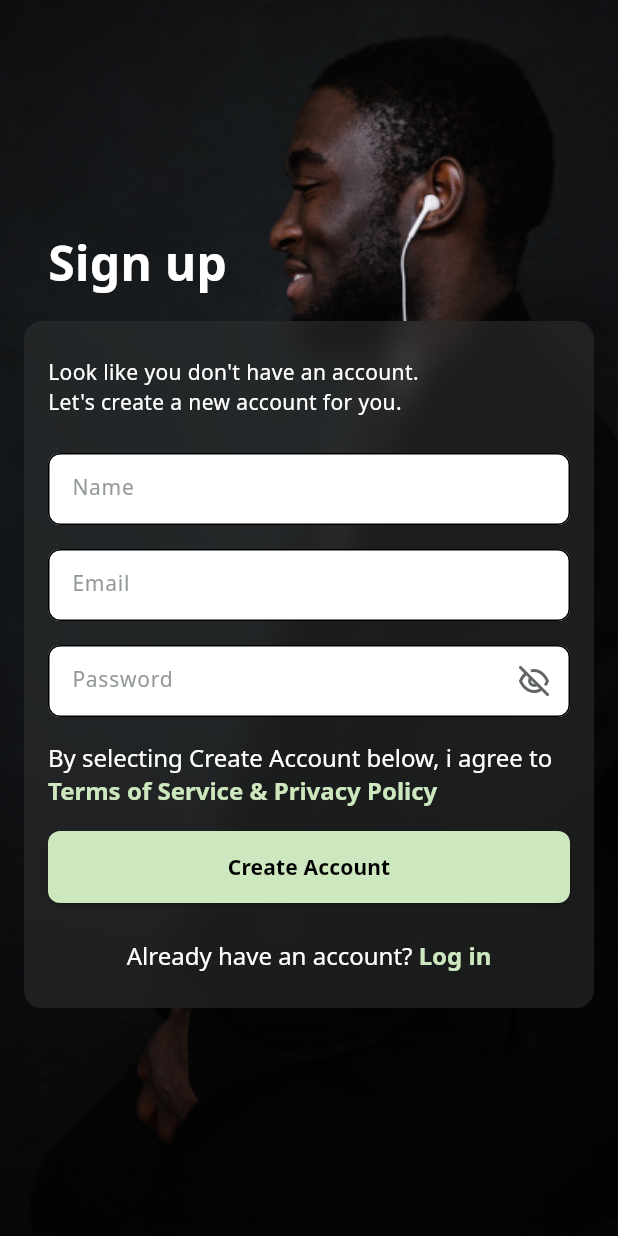
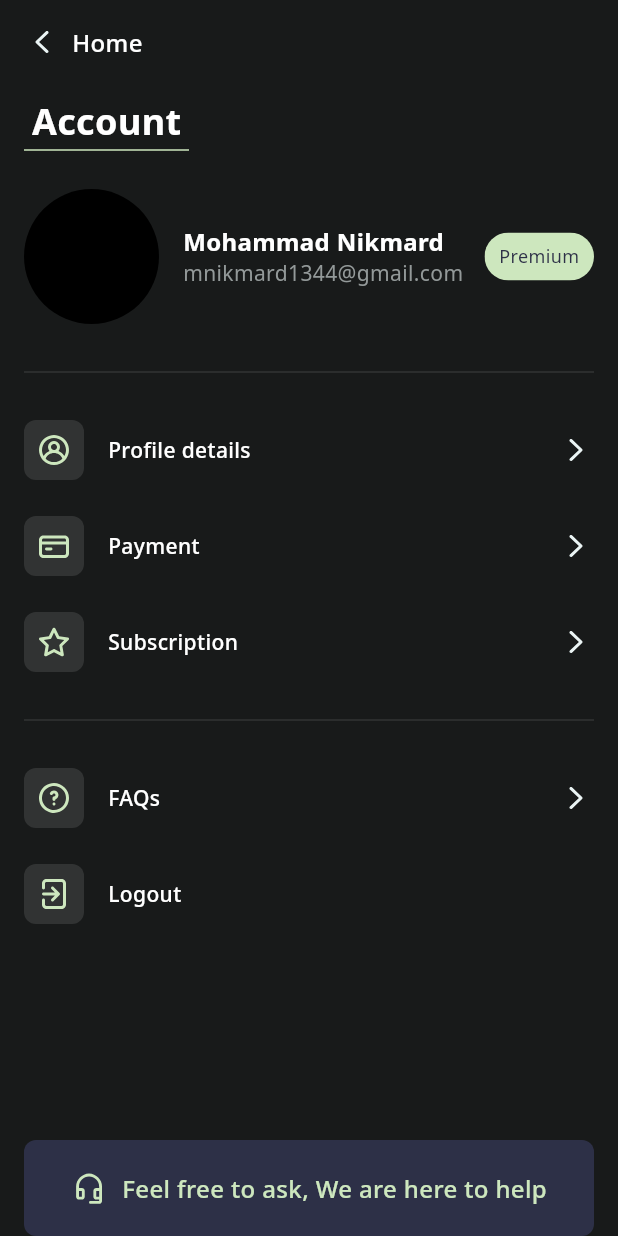
Before and after one commit to Mohammad-Nikmard/Book-Nexus, a Flutter app: the screen it shows after launch, on a phone screen of 412 x 824 dp. Run offline on Flutter 3.47's test engine with Material 3 defaults, Android fonts, the phone set to English and light mode, and no system bars; our stand-ins replace flutter_staggered_animations, flutter_svg.

Commit message:
feature: add account screen

```diff
--- a/lib/main.dart
+++ b/lib/main.dart
@@ -1,4 +1,4 @@
-import 'package:book_nexsus/ui/signup_screen.dart';
+import 'package:book_nexsus/ui/account_screen.dart';
 import 'package:flutter/material.dart';
 
 void main() {
@@ -12,7 +12,7 @@ class MyApp extends StatelessWidget {
   Widget build(BuildContext context) {
     return const MaterialApp(
       debugShowCheckedModeBanner: false,
-      home: SignupScreen(),
+      home: AccountScreen(),
     );
   }
 }
--- /dev/null
+++ b/lib/ui/account_screen.dart
@@ -0,0 +1,284 @@
+import 'package:book_nexsus/constants/constants.dart';
+import 'package:book_nexsus/widgets/custom_back_button.dart';
+import 'package:flutter/material.dart';
+import 'package:flutter_staggered_animations/flutter_staggered_animations.dart';
+import 'package:flutter_svg/svg.dart';
+
+class AccountScreen extends StatelessWidget {
+  const AccountScreen({super.key});
+
+  @override
+  Widget build(BuildContext context) {
+    return Scaffold(
+      backgroundColor: AppColors.background,
+      body: SafeArea(
+        child: Padding(
+          padding: const EdgeInsets.symmetric(horizontal: 16),
+          child: Column(
+            crossAxisAlignment: CrossAxisAlignment.start,
+            children: [
+              const SizedBox(height: 16),
+              const CustomBackIcon(
+                text: 'Home',
+              ),
+              const SizedBox(height: 24),
+              const SizedBox(
+                width: 110,
+                child: Column(
+                  children: [
+                    Text(
+                      'Account',
+                      style: TextStyle(
+                        fontFamily: 'NB',
+                        fontSize: 24,
+                        color: AppColors.white,
+                      ),
+                    ),
+                    Divider(
+                      thickness: 1,
+                      color: AppColors.greenAccent,
+                      height: 4.0,
+                    ),
+                  ],
+                ),
+              ),
+              const SizedBox(height: 24),
+              const Row(
+                children: [
+                  CircleAvatar(
+                    radius: 45,
+                    backgroundColor: AppColors.black,
+                  ),
+                  SizedBox(width: 16),
+                  Column(
+                    crossAxisAlignment: CrossAxisAlignment.start,
+                    children: [
+                      Text(
+                        'Mohammad Nikmard',
+                        style: TextStyle(
+                          fontFamily: 'NB',
+                          fontSize: 16,
+                          color: AppColors.white,
+                        ),
+                      ),
+                      Text(
+                        'mnikmard1344@gmail.com',
+                        style: TextStyle(
+                          fontFamily: 'NR',
+                          fontSize: 14,
+                          color: AppColors.greyLight,
+                        ),
+                      ),
+                    ],
+                  ),
+                  Spacer(),
+                  ClipRRect(
+                    borderRadius: BorderRadius.all(
+                      Radius.circular(20),
+                    ),
+                    child: SizedBox(
+                      height: 32,
+                      width: 73,
+                      child: ColoredBox(
+                        color: AppColors.greenAccent,
+                        child: Center(
+                          child: Text(
+                            'Premium',
+                            style: TextStyle(
+                              fontSize: 12,
+                              color: AppColors.blueBG,
+                              fontFamily: 'NR',
+                            ),
+                          ),
+                        ),
+                      ),
+                    ),
+                  )
+                ],
+              ),
+              const SizedBox(height: 24),
+              const Divider(
+                color: AppColors.greyDark,
+                thickness: 1,
+              ),
+              const SizedBox(height: 24),
+              _AccountOptionRow(
+                title: 'Profile details',
+                icon: 'icon_user',
+                onTapped: () {},
+                showArrow: true,
+              ),
+              _AccountOptionRow(
+                title: 'Payment',
+                icon: 'icon_payment',
+                onTapped: () {},
+                showArrow: true,
+              ),
+              _AccountOptionRow(
+                title: 'Subscription',
+                icon: 'icon_subsription',
+                onTapped: () {},
+                showArrow: true,
+              ),
+              const Divider(
+                color: AppColors.greyDark,
+                thickness: 1,
+              ),
+              const SizedBox(height: 24),
+              _AccountOptionRow(
+                title: 'FAQs',
+                icon: 'icon_faq',
+                onTapped: () {},
+                showArrow: true,
+              ),
+              _AccountOptionRow(
+                title: 'Logout',
+                icon: 'icon_logout',
+                onTapped: () {},
+                showArrow: false,
+              ),
+              const Spacer(),
+              const _SupportBox(),
+            ],
+          ),
+        ),
+      ),
+    );
+  }
+}
+
+class _SupportBox extends StatelessWidget {
+  const _SupportBox();
+
+  @override
+  Widget build(BuildContext context) {
+    return ClipRRect(
+      borderRadius: const BorderRadius.all(
+        Radius.circular(8),
+      ),
+      child: SizedBox(
+        height: 64,
+        width: double.infinity,
+        child: ColoredBox(
+          color: AppColors.blueBG,
+          child: Row(
+            mainAxisAlignment: MainAxisAlignment.center,
+            children: [
+              SvgPicture.asset(
+                'assets/images/icon_support.svg',
+                height: 24,
+                width: 24,
+              ),
+              const SizedBox(width: 10),
+              const Text(
+                'Feel free to ask, We are here to help',
+                style: TextStyle(
+                  fontFamily: 'NM',
+                  fontSize: 16,
+                  color: AppColors.greenAccent,
+                ),
+              ),
+            ],
+          ),
+        ),
+      ),
+    );
+  }
+}
+
+class _AccountOptionBox extends StatelessWidget {
+  const _AccountOptionBox({
+    required this.icon,
+  });
+  final String icon;
+
+  @override
+  Widget build(BuildContext context) {
+    return ClipRRect(
+      borderRadius: const BorderRadius.all(
+        Radius.circular(8),
+      ),
+      child: SizedBox(
+        height: 40,
+        width: 40,
+        child: ColoredBox(
+          color: AppColors.greyDark,
+          child: Center(
+            child: SvgPicture.asset(
+              'assets/images/$icon.svg',
+              height: 24,
+              width: 24,
+            ),
+          ),
+        ),
+      ),
+    );
+  }
+}
+
+class _AccountOptionRow extends StatelessWidget {
+  const _AccountOptionRow({
+    required this.title,
+    required this.icon,
+    required this.onTapped,
+    required this.showArrow,
+  });
+  final String title;
+  final String icon;
+  final bool showArrow;
+  final VoidCallback onTapped;
+
+  @override
+  Widget build(BuildContext context) {
+    return Padding(
+      padding: const EdgeInsets.only(bottom: 24),
+      child: GestureDetector(
+        onTap: () => onTapped(),
+        child: Row(
+          children: [
+            _AccountOptionBox(
+              icon: icon,
+            ),
+            const SizedBox(width: 16),
+            Text(
+              title,
+              style: const TextStyle(
+                fontFamily: 'NM',
+                fontSize: 14,
+                color: AppColors.white,
+              ),
+            ),
+            const Spacer(),
+            AnimationLimiter(
+              child: Row(
+                children: AnimationConfiguration.toStaggeredList(
+                  childAnimationBuilder: (widget) {
+                    return SlideAnimation(
+                      horizontalOffset: 50,
+                      duration: const Duration(milliseconds: 2000),
+                      child: FadeInAnimation(child: widget),
+                    );
+                  },
+                  children: [
+                    Visibility(
+                      visible: showArrow,
+                      child: SizedBox(
+                        height: 24,
+                        width: 24,
+                        child: Center(
+                          child: SvgPicture.asset(
+                            'assets/images/icon_arrow_right.svg',
+                          ),
+                        ),
+                      ),
+                    ),
+                  ],
+                ),
+              ),
+            ),
+          ],
+        ),
+      ),
+    );
+  }
+}
--- a/lib/ui/forget_password_screen.dart
+++ b/lib/ui/forget_password_screen.dart
@@ -1,10 +1,10 @@
 import 'package:book_nexsus/constants/constants.dart';
+import 'package:book_nexsus/widgets/custom_back_button.dart';
 import 'package:book_nexsus/widgets/custom_blur_box.dart';
 import 'package:book_nexsus/widgets/custom_elevated_button.dart';
 import 'package:book_nexsus/widgets/custom_text_field.dart';
 import 'package:flutter/material.dart';
 import 'package:flutter_staggered_animations/flutter_staggered_animations.dart';
-import 'package:flutter_svg/svg.dart';
 
 class ForgetPasswordScreen extends StatelessWidget {
   const ForgetPasswordScreen({super.key});
@@ -28,7 +28,9 @@ class ForgetPasswordScreen extends StatelessWidget {
               const Positioned(
                 top: 16,
                 left: 16,
-                child: _BackToLoginButton(),
+                child: CustomBackIcon(
+                  text: 'Back to Log in',
+                ),
               ),
               Center(
                 child: Padding(
@@ -71,48 +73,6 @@ class ForgetPasswordScreen extends StatelessWidget {
                       ),
                     ],
                   ),
-                ),
-              ),
-            ],
-          ),
-        ),
-      ),
-    );
-  }
-}
-
-class _BackToLoginButton extends StatelessWidget {
-  const _BackToLoginButton();
-
-  @override
-  Widget build(BuildContext context) {
-    return GestureDetector(
-      onTap: () {},
-      child: AnimationLimiter(
-        child: Row(
-          children: AnimationConfiguration.toStaggeredList(
-            childAnimationBuilder: (widget) {
-              return SlideAnimation(
-                horizontalOffset: -150,
-                duration: const Duration(milliseconds: 1500),
-                child: FadeInAnimation(
-                  child: widget,
-                ),
-              );
-            },
-            children: [
-              SvgPicture.asset(
-                'assets/images/icon_arrow_left.svg',
-                height: 24,
-                width: 24,
-              ),
-              const SizedBox(width: 8),
-              const Text(
-                'Back to login',
-                style: TextStyle(
-                  fontFamily: 'NM',
-                  fontSize: 16,
-                  color: AppColors.white,
                 ),
               ),
             ],
--- a/lib/ui/password_verification_screen.dart
+++ b/lib/ui/password_verification_screen.dart
@@ -1,4 +1,5 @@
 import 'package:book_nexsus/constants/constants.dart';
+import 'package:book_nexsus/widgets/custom_back_button.dart';
 import 'package:book_nexsus/widgets/custom_blur_box.dart';
 import 'package:book_nexsus/widgets/custom_elevated_button.dart';
 import 'package:book_nexsus/widgets/custom_text_field.dart';
@@ -28,7 +29,9 @@ class PasswordVerificationScreen extends StatelessWidget {
               const Positioned(
                 top: 16,
                 left: 16,
-                child: _BackToLoginButton(),
+                child: CustomBackIcon(
+                  text: 'Back to Log in',
+                ),
               ),
               Center(
                 child: Padding(
@@ -71,48 +74,6 @@ class PasswordVerificationScreen extends StatelessWidget {
                       ),
                     ],
                   ),
-                ),
-              ),
-            ],
-          ),
-        ),
-      ),
-    );
-  }
-}
-
-class _BackToLoginButton extends StatelessWidget {
-  const _BackToLoginButton();
-
-  @override
-  Widget build(BuildContext context) {
-    return GestureDetector(
-      onTap: () {},
-      child: AnimationLimiter(
-        child: Row(
-          children: AnimationConfiguration.toStaggeredList(
-            childAnimationBuilder: (widget) {
-              return SlideAnimation(
-                horizontalOffset: -150,
-                duration: const Duration(milliseconds: 1500),
-                child: FadeInAnimation(
-                  child: widget,
-                ),
-              );
-            },
-            children: [
-              SvgPicture.asset(
-                'assets/images/icon_arrow_left.svg',
-                height: 24,
-                width: 24,
-              ),
-              const SizedBox(width: 8),
-              const Text(
-                'Back to login',
-                style: TextStyle(
-                  fontFamily: 'NM',
-                  fontSize: 16,
-                  color: AppColors.white,
                 ),
               ),
             ],
--- /dev/null
+++ b/lib/widgets/custom_back_button.dart
@@ -0,0 +1,47 @@
+import 'package:book_nexsus/constants/constants.dart';
+import 'package:flutter/material.dart';
+import 'package:flutter_staggered_animations/flutter_staggered_animations.dart';
+import 'package:flutter_svg/svg.dart';
+
+class CustomBackIcon extends StatelessWidget {
+  const CustomBackIcon({super.key, required this.text});
+  final String text;
+
+  @override
+  Widget build(BuildContext context) {
+    return GestureDetector(
+      onTap: () {},
+      child: AnimationLimiter(
+        child: Row(
+          children: AnimationConfiguration.toStaggeredList(
+            childAnimationBuilder: (widget) {
+              return SlideAnimation(
+                horizontalOffset: -150,
+                duration: const Duration(milliseconds: 1500),
+                child: FadeInAnimation(
+                  child: widget,
+                ),
+              );
+            },
+            children: [
+              SvgPicture.asset(
+                'assets/images/icon_arrow_left.svg',
+                height: 24,
+                width: 24,
+              ),
+              const SizedBox(width: 8),
+              Text(
+                text,
+                style: const TextStyle(
+                  fontFamily: 'NM',
+                  fontSize: 16,
+                  color: AppColors.white,
+                ),
+              ),
+            ],
+          ),
+        ),
+      ),
+    );
+  }
+}
```
Also changed, not shown: assets/images/icon_arrow_right.svg (added), assets/images/icon_faq.svg (added), assets/images/icon_logout.svg (added), assets/images/icon_payment.svg (added), assets/images/icon_subsription.svg (added), assets/images/icon_support.svg (added), assets/images/icon_user.svg (added).
